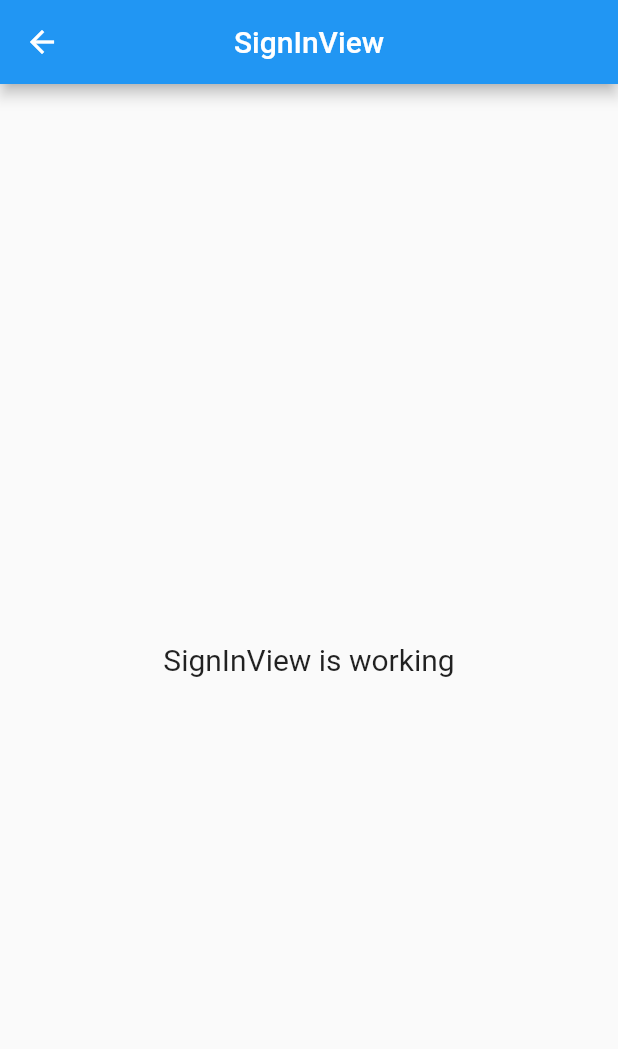
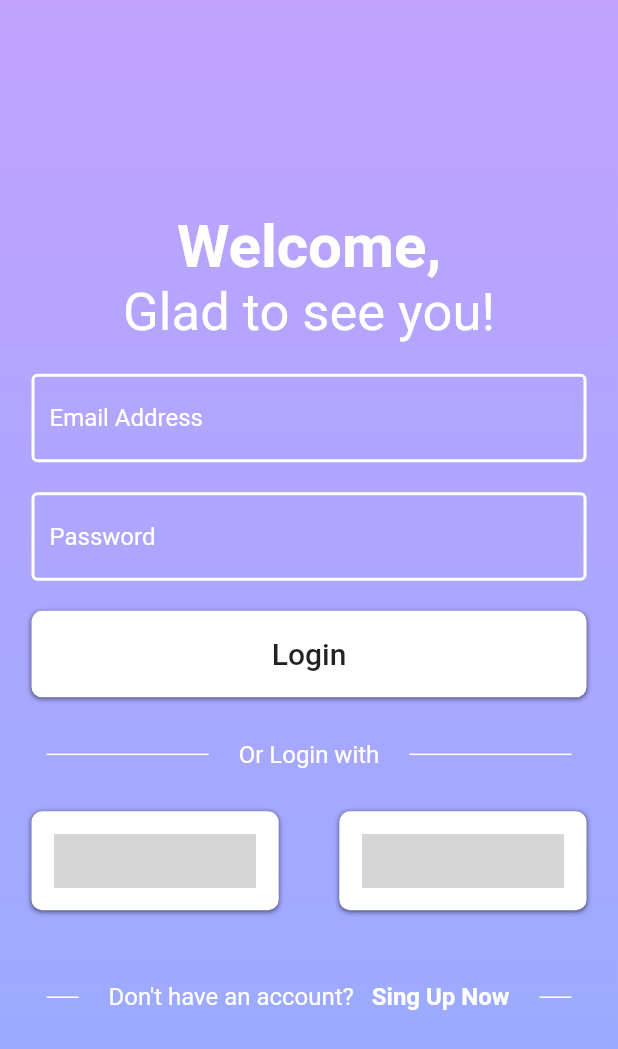
Before and after one commit to BestCod3/flash_chat, a Flutter app: the SignInView screen opened by its route, on a phone screen of 412 x 824 dp. Shown: the top 1049 px of the screen. Run offline on Flutter 3.47's test engine with Material 2 defaults, Android fonts, the phone set to English and light mode, and no system bars; our stand-ins replace cloud_firestore, firebase_auth, firebase_core, get; accounts and stored records are empty; network calls fail; grey boxes are pictures that could not be loaded.

Commit message:
code processing

```diff
--- a/lib/app/modules/signIn/controllers/sign_in_controller.dart
+++ b/lib/app/modules/signIn/controllers/sign_in_controller.dart
@@ -1,7 +1,27 @@
+import 'dart:developer';
+
+import 'package:firebase_auth/firebase_auth.dart';
+import 'package:flash_chat/app/modules/chatView/views/chat_view.dart';
 import 'package:get/get.dart';
 
 class SignInController extends GetxController {
-  //TODO: Implement SignInController
+  Rx<String> email = "".obs;
+
+  Rx<String> password = "".obs;
+  Future<void> SignIn() async {
+    try {
+      final credential = await FirebaseAuth.instance
+          .signInWithEmailAndPassword(
+              email: email.value, password: password.value)
+          .then((value) => Get.to(ChatView()));
+    } on FirebaseAuthException catch (e) {
+      if (e.code == 'user-not-found') {
+        log('No user found for that email.');
+      } else if (e.code == 'wrong-password') {
+        log('Wrong password provided for that user.');
+      }
+    }
+  }
 
   final count = 0.obs;
   @override
--- a/lib/app/modules/signIn/views/sign_in_view.dart
+++ b/lib/app/modules/signIn/views/sign_in_view.dart
@@ -1,22 +1,108 @@
+import 'package:flash_chat/app/modules/signUp/views/sign_up_view.dart';
+import 'package:flash_chat/app/widgets/buttons/register_widget.dart';
+import 'package:flash_chat/app/widgets/text/Or%20Sign.dart';
+import 'package:flash_chat/app/widgets/textField/inputDecoration.dart';
 import 'package:flutter/material.dart';
 
 import 'package:get/get.dart';
 
+import '../../../widgets/buttons/signWith.dart';
 import '../controllers/sign_in_controller.dart';
 
-class SignInView extends GetView<SignInController> {
-  const SignInView({Key? key}) : super(key: key);
+class SignInView extends StatelessWidget {
+  SignInView({Key? key}) : super(key: key);
+  final controller = Get.put(SignInController());
   @override
   Widget build(BuildContext context) {
+    const sizedBox = SizedBox(
+      height: 20,
+    );
     return Scaffold(
-      appBar: AppBar(
-        title: const Text('SignInView'),
-        centerTitle: true,
-      ),
-      body: const Center(
-        child: Text(
-          'SignInView is working',
-          style: TextStyle(fontSize: 20),
+      extendBodyBehindAppBar: true,
+      body: SingleChildScrollView(
+        keyboardDismissBehavior: ScrollViewKeyboardDismissBehavior.onDrag,
+        child: Container(
+          height: MediaQuery.of(context).size.height,
+          decoration: BoxDecoration(
+            border: Border.all(style: BorderStyle.none),
+            gradient: const LinearGradient(
+                colors: [Color(0xffC1A2FF), Color(0xff94ACFF)],
+                begin: Alignment.topCenter,
+                end: Alignment.bottomCenter),
+          ),
+          child: Center(
+            child: Padding(
+              padding: const EdgeInsets.symmetric(horizontal: 20),
+              child: Column(
+                mainAxisAlignment: MainAxisAlignment.center,
+                children: [
+                  const Text('Welcome,',
+                      style: TextStyle(
+                          color: Colors.white,
+                          fontSize: 40,
+                          fontWeight: FontWeight.bold)),
+                  const Text(
+                    'Glad to see you!',
+                    style: TextStyle(
+                      color: Colors.white,
+                      fontSize: 35,
+                    ),
+                  ),
+                  sizedBox,
+                  TextField(
+                    onChanged: (value) {
+                      controller.email.value = value;
+                    },
+                    showCursor: true,
+                    decoration:
+                        registerDecoration.copyWith(hintText: "Email Address"),
+                  ),
+                  sizedBox,
+                  TextField(
+                    onChanged: (value) {
+                      controller.password.value = value;
+                    },
+                    showCursor: true,
+                    decoration:
+                        registerDecoration.copyWith(hintText: "Password"),
+                  ),
+                  sizedBox,
+                  RegisterWidget(
+                      onTap: () {
+                        controller.SignIn();
+                      },
+                      text: "Login"),
+                  sizedBox,
+                  OrSign(
+                    text: "Or Login with",
+                    text1: "",
+                    onTap: () {},
+                  ),
+                  sizedBox,
+                  Row(
+                    mainAxisAlignment: MainAxisAlignment.spaceBetween,
+                    children: [
+                      SignWith(
+                          image: Image.network(
+                              "https://cdn-icons-png.flaticon.com/128/2991/2991148.png")),
+                      SignWith(
+                          image: Image.network(
+                              "https://cdn-icons-png.flaticon.com/128/4494/4494475.png")),
+                    ],
+                  ),
+                  sizedBox,
+                  sizedBox,
+                  OrSign(
+                    text: "Don\'t have an account?   ",
+                    text1: "Sing Up Now",
+                    onTap: () {
+                      Get.to(SignUpView());
+                    },
+                  )
+                ],
+              ),
+            ),
+          ),
         ),
       ),
     );
--- a/lib/app/routes/app_routes.dart
+++ b/lib/app/routes/app_routes.dart
@@ -6,6 +6,8 @@ abstract class Routes {
 
   static const SIGN_UP = _Paths.SIGN_UP;
   static const SIGN_IN = _Paths.SIGN_IN;
+  static const LANDING_VIEW = _Paths.LANDING_VIEW;
+  static const CHAT_VIEW = _Paths.CHAT_VIEW;
 }
 
 abstract class _Paths {
@@ -13,4 +15,6 @@ abstract class _Paths {
 
   static const SIGN_UP = '/sign-up';
   static const SIGN_IN = '/sign-in';
+  static const LANDING_VIEW = '/landing-view';
+  static const CHAT_VIEW = '/chat-view';
 }
--- a/lib/app/widgets/buttons/register_widget.dart
+++ b/lib/app/widgets/buttons/register_widget.dart
@@ -1,8 +1,10 @@
 import 'package:flutter/material.dart';
 
 class RegisterWidget extends StatelessWidget {
-  const RegisterWidget({Key? key, required this.onTap}) : super(key: key);
+  const RegisterWidget({Key? key, required this.onTap, required this.text})
+      : super(key: key);
   final Function()? onTap;
+  final String text;
   @override
   Widget build(BuildContext context) {
     return InkWell(
@@ -16,7 +18,7 @@ class RegisterWidget extends StatelessWidget {
           ], borderRadius: BorderRadius.circular(7), color: Colors.white),
           child: Center(
             child: Text(
-              "Sign Up",
+              text,
               style: TextStyle(fontSize: 20, fontWeight: FontWeight.w500),
             ),
           ),
--- a/lib/app/widgets/text/Or Sign.dart
+++ b/lib/app/widgets/text/Or Sign.dart
@@ -1,15 +1,20 @@
+import 'package:flash_chat/app/modules/signIn/views/sign_in_view.dart';
 import 'package:flutter/material.dart';
+import 'package:get/get.dart';
 
 class OrSign extends StatelessWidget {
-  const OrSign({Key? key, required this.text});
+  const OrSign(
+      {Key? key, required this.text, required this.text1, required this.onTap});
   final String text;
+  final String text1;
+  final Function() onTap;
   @override
   Widget build(BuildContext context) {
     return Row(children: [
       Expanded(
         child: new Container(
             margin: const EdgeInsets.only(left: 10.0, right: 20.0),
-            child: Divider(
+            child: const Divider(
               color: Colors.white,
               height: 36,
               thickness: 1,
@@ -17,15 +22,23 @@ class OrSign extends StatelessWidget {
       ),
       Text(
         text,
-        style: TextStyle(
+        style: const TextStyle(
           fontSize: 16,
           color: Colors.white,
+        ),
+      ),
+      InkWell(
+        onTap: onTap,
+        child: Text(
+          text1,
+          style: const TextStyle(
+              fontSize: 16, color: Colors.white, fontWeight: FontWeight.bold),
         ),
       ),
       Expanded(
         child: new Container(
             margin: const EdgeInsets.only(left: 20.0, right: 10.0),
-            child: Divider(
+            child: const Divider(
               color: Colors.white,
               height: 36,
               thickness: 1,
```
Also changed, not shown: lib/app/models/user_models.dart (added, +12 -0 lines), lib/app/modules/chatView/bindings/chat_view_binding.dart (added, +12 -0 lines), lib/app/modules/chatView/controllers/chat_view_controller.dart (added, +23 -0 lines), lib/app/modules/chatView/views/chat_view.dart (added, +90 -0 lines), lib/app/modules/landingView/bindings/landing_view_binding.dart (added, +12 -0 lines), lib/app/modules/landingView/controllers/landing_view_controller.dart (added, +23 -0 lines), lib/app/modules/landingView/views/landing_view.dart (added, +62 -0 lines), lib/app/modules/signUp/controllers/sign_up_controller.dart (+20 -4 lines), lib/app/modules/signUp/views/sign_up_view.dart (+19 -4 lines), lib/app/routes/app_pages.dart (+18 -4 lines).
